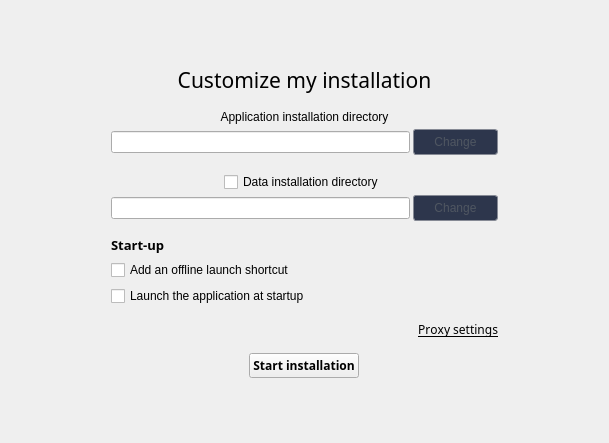
Old version of the form ui/personnalize.ui in the repository Covalia/standalone-deployer.
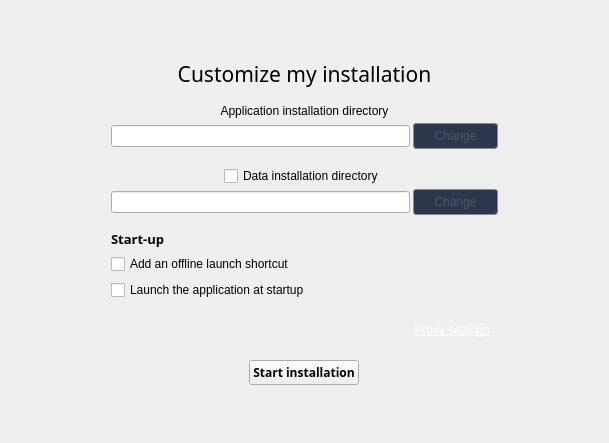
New version of the form.

Commit message:
Page proxy et about + changement page avec bouton
Changment de page de personnalise vers proxy. proxy vers personnalise. Windows vers about. welcom vers personnalise

Patch:
```diff
--- a/ui/personnalize.ui
+++ b/ui/personnalize.ui
@@ -431,25 +431,24 @@
        </layout>
       </widget>
      </item>
-     <item>
-      <widget class="QLabel" name="labelCustomProxy">
-       <property name="font">
-        <font>
-         <family>Segoe WP Semibold</family>
-         <pointsize>9</pointsize>
-         <underline>true</underline>
-         <kerning>false</kerning>
-        </font>
-       </property>
+     <item alignment="Qt::AlignRight">
+      <widget class="QPushButton" name="buttonProxySetting">
        <property name="styleSheet">
-        <string notr="true">color: @color-text-on-background ;</string>
+        <string notr="true">QPushButton {
+	background-color: transparent;
+	color : white;
+	padding: 8px;
+	border: px0;
+	text-decoration: underline;
+}
+
+QPushButton:hover {
+	color : gray;
+}</string>
        </property>
        <property name="text">
         <string>Proxy settings</string>
        </property>
-       <property name="alignment">
-        <set>Qt::AlignRight|Qt::AlignTrailing|Qt::AlignVCenter</set>
-       </property>
       </widget>
      </item>
      <item alignment="Qt::AlignHCenter|Qt::AlignVCenter">
```
Left out of the diff: 8 changed lines with no effect on the pictures. The commit also changes 25 other files.
